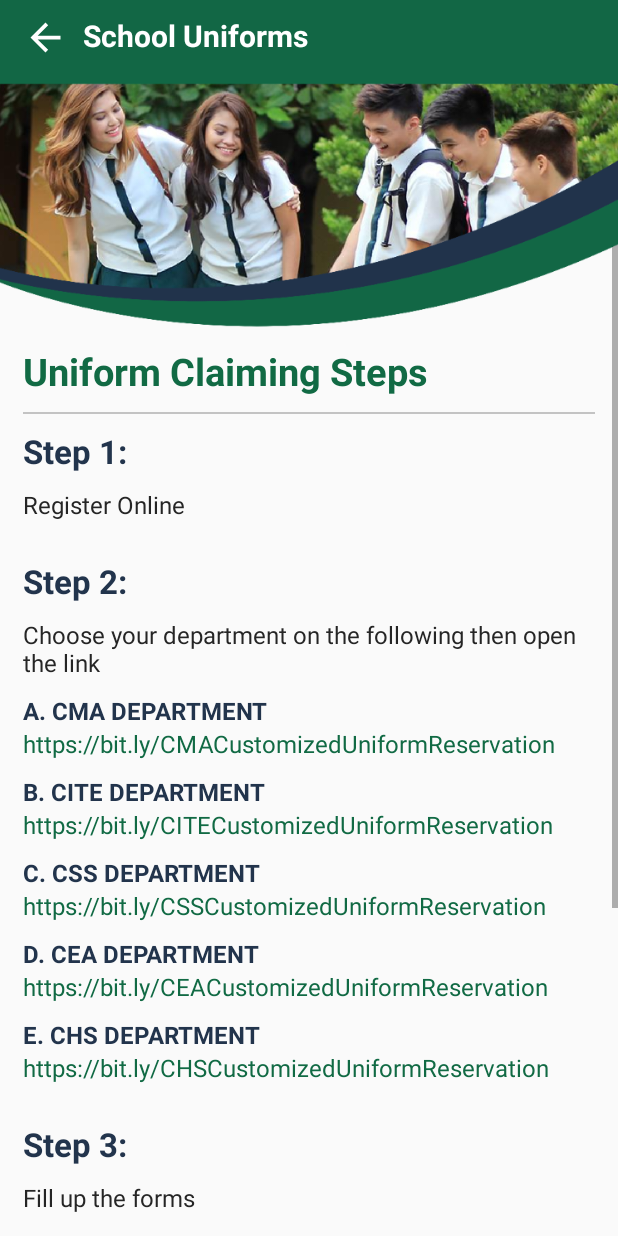
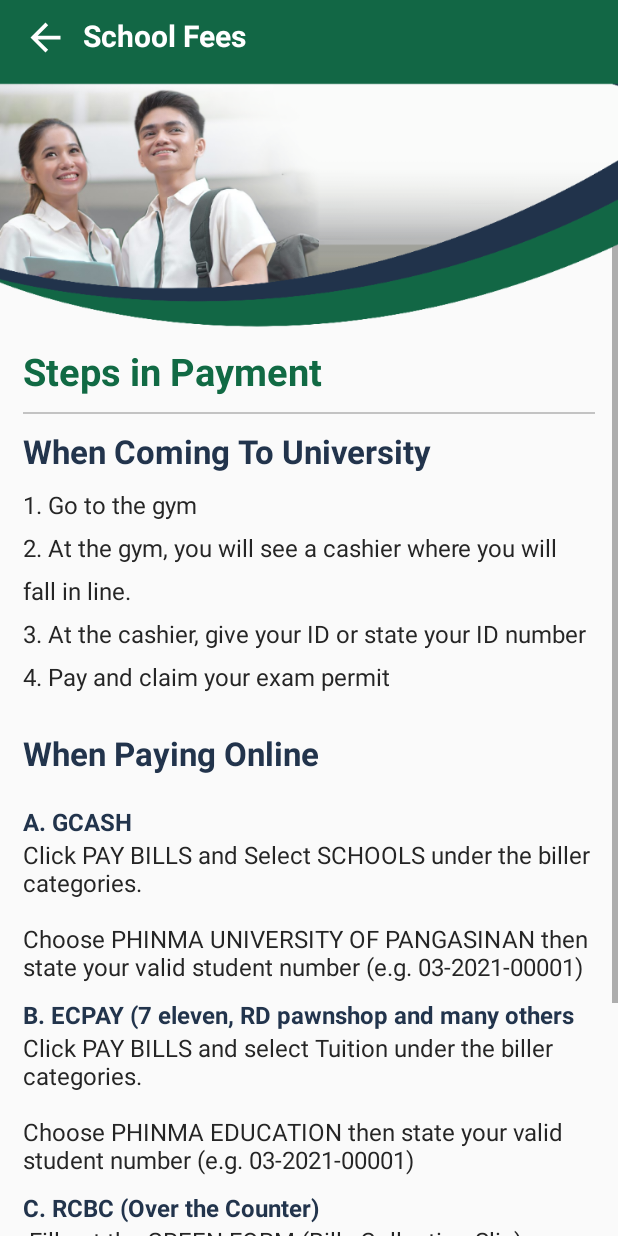
Before and after one commit to uppercaseguy2/android_PHINMAUPangGuide, an Android app: the layout activity_pay_fees.xml on its own in the app's theme, with its tools: preview values and no code run, on a phone screen of 412 x 824 dp. Run offline under Robolectric (Android 15) with nearby library versions, the phone set to English and light mode, and no system bars.

Commit message:
accomplish needed activities

```diff
--- a/app/src/main/res/layout/activity_claim_uniform.xml
+++ b/app/src/main/res/layout/activity_pay_fees.xml
@@ -4,8 +4,7 @@
     xmlns:tools="http://schemas.android.com/tools"
     android:layout_width="match_parent"
     android:layout_height="match_parent"
-    tools:context=".ClaimUniformActivity">
-
+    tools:context=".PayFeesActivity">
     <ImageButton
         android:id="@+id/btn_return"
         android:layout_width="30dp"
@@ -26,7 +25,7 @@
         android:layout_marginStart="10dp"
         android:layout_marginTop="10dp"
 
-        android:text="School Uniforms"
+        android:text="School Fees"
         android:textColor="@color/white"
         android:textSize="20sp"
         android:textStyle="bold"
@@ -39,7 +38,7 @@
         android:adjustViewBounds="true"
         android:elevation="2dp"
         android:scaleType="fitXY"
-        android:src="@drawable/header_uniform"
+        android:src="@drawable/header_fees"
         app:layout_constraintEnd_toEndOf="parent"
         app:layout_constraintHorizontal_bias="0.5"
         app:layout_constraintStart_toStartOf="parent"
@@ -54,261 +53,154 @@
         android:orientation="vertical">
 
 
-    <TextView
+        <TextView
         android:layout_width="match_parent"
         android:layout_height="wrap_content"
         android:paddingStart="15dp"
         android:paddingTop="230dp"
         android:paddingBottom="10dp"
-        android:text="Uniform Claiming Steps"
+        android:text="Steps in Payment"
         android:textColor="@color/upang_green"
         android:textSize="25sp"
         android:textStyle="bold" />
-    <View
+
+        <View
         android:layout_width="match_parent"
         android:layout_height="1dp"
         android:layout_marginHorizontal="15dp"
         android:layout_marginBottom="10dp"
         android:background="@color/upang_lightgray" />
 
-
-        <!-- Step 1 -->
+        <!-- University Pay -->
         <TextView
             android:layout_width="match_parent"
             android:layout_height="wrap_content"
             android:paddingStart="15dp"
             android:paddingBottom="10dp"
-            android:text="Step 1:"
+            android:text="When Coming To University"
             android:textColor="@color/upang_blue"
             android:textSize="22sp"
             android:textStyle="bold" />
+        <!-- University Pay Steps -->
         <TextView
             android:layout_width="match_parent"
             android:layout_height="wrap_content"
             android:layout_marginHorizontal="15dp"
-            android:text="Register Online"
+            android:layout_marginBottom="15dp"
+            android:text="1. Go to the gym
+\n2. At the gym, you will see a cashier where you will fall in line.
+\n3. At the cashier, give your ID or state your ID number
+\n4. Pay and claim your exam permit"
+            android:lineSpacingExtra="10dp"
             android:textColor="@color/black"
             android:textSize="16sp"
             />
 
-        <!-- Step 2 -->
+
+        <!-- Online Pay -->
         <TextView
-            android:layout_marginTop="15dp"
             android:layout_width="match_parent"
             android:layout_height="wrap_content"
             android:paddingStart="15dp"
             android:paddingVertical="10dp"
-            android:text="Step 2:"
+            android:paddingBottom="10dp"
+            android:text="When Paying Online"
             android:textColor="@color/upang_blue"
             android:textSize="22sp"
-            android:textStyle="bold"
-            android:singleLine="false"/>
-        <TextView
-            android:layout_width="match_parent"
-            android:layout_height="wrap_content"
-            android:layout_marginHorizontal="15dp"
-            android:text="Choose your department on the following then open the link"
-            android:textColor="@color/black"
-            android:textSize="16sp"
-            />
-
-        <!-- A -->
+            android:textStyle="bold" />
+        <!-- Online Pay A -->
         <TextView
             android:layout_width="match_parent"
             android:layout_height="wrap_content"
             android:layout_marginHorizontal="15dp"
             android:layout_marginTop="10dp"
-            android:text="A. CMA DEPARTMENT"
+            android:text="A. GCASH"
             android:textSize="16sp"
             android:textStyle="bold"
             android:textColor="@color/upang_blue"
             android:singleLine="false"
             />
         <TextView
-            android:id="@+id/link_cma"
             android:layout_width="match_parent"
             android:layout_height="wrap_content"
             android:layout_marginHorizontal="15dp"
-            android:text="https://bit.ly/CMACustomizedUniformReservation"
-            android:textColor="@color/upang_green"
+            android:text="Click PAY BILLS and Select SCHOOLS under the biller categories.
+\n\nChoose PHINMA UNIVERSITY OF PANGASINAN then state your valid student number (e.g. 03-2021-00001)"
+            android:textColor="@color/black"
             android:textSize="16sp"
             android:singleLine="false"
+
             />
-        <!-- B -->
+        <!-- Online Pay B -->
         <TextView
             android:layout_width="match_parent"
             android:layout_height="wrap_content"
             android:layout_marginHorizontal="15dp"
             android:layout_marginTop="10dp"
-            android:text="B. CITE DEPARTMENT"
+            android:text="B. ECPAY (7 eleven, RD pawnshop and many others"
             android:textSize="16sp"
             android:textStyle="bold"
             android:textColor="@color/upang_blue"
             android:singleLine="false"
             />
         <TextView
-            android:id="@+id/link_cite"
             android:layout_width="match_parent"
             android:layout_height="wrap_content"
             android:layout_marginHorizontal="15dp"
-            android:text="https://bit.ly/CITECustomizedUniformReservation"
-            android:textColor="@color/upang_green"
+            android:text="Click PAY BILLS and select Tuition under the biller categories.
+\n\nChoose PHINMA EDUCATION then state your valid student number (e.g. 03-2021-00001)"
+            android:textColor="@color/black"
             android:textSize="16sp"
             android:singleLine="false"
             />
-        <!-- C -->
+        <!-- Online Pay C -->
         <TextView
             android:layout_width="match_parent"
             android:layout_height="wrap_content"
             android:layout_marginHorizontal="15dp"
             android:layout_marginTop="10dp"
-            android:text="C. CSS DEPARTMENT"
+            android:text="C. RCBC (Over the Counter)"
             android:textSize="16sp"
             android:textStyle="bold"
             android:textColor="@color/upang_blue"
             android:singleLine="false"
             />
         <TextView
-            android:id="@+id/link_css"
             android:layout_width="match_parent"
             android:layout_height="wrap_content"
             android:layout_marginHorizontal="15dp"
-            android:text="https://bit.ly/CSSCustomizedUniformReservation"
-            android:textColor="@color/upang_green"
+            android:text=" Fill out the GREEN FORM (Bills Collection Slip)
+\n\nOnline banking: Go to PAY BILLS and select the BILLER under biller categories and Choose UNIVERSITY OF PANGASINAN INC."
+            android:textColor="@color/black"
             android:textSize="16sp"
             android:singleLine="false"
             />
-
-        <!-- D -->
+        <!-- Online Pay D -->
         <TextView
             android:layout_width="match_parent"
             android:layout_height="wrap_content"
             android:layout_marginHorizontal="15dp"
             android:layout_marginTop="10dp"
-            android:text="D. CEA DEPARTMENT"
+            android:text="D. CHINABANK"
             android:textSize="16sp"
             android:textStyle="bold"
             android:textColor="@color/upang_blue"
             android:singleLine="false"
             />
         <TextView
-            android:id="@+id/link_cea"
             android:layout_width="match_parent"
             android:layout_height="wrap_content"
             android:layout_marginHorizontal="15dp"
-            android:text="https://bit.ly/CEACustomizedUniformReservation"
-            android:textColor="@color/upang_green"
+            android:text="Account name: UNIVERSITY OF PANGASINAN INC.
+\nAccount number: 3690-1027-13"
+            android:textColor="@color/black"
             android:textSize="16sp"
             android:singleLine="false"
-            />
-        <!-- E -->
-        <TextView
-            android:layout_width="match_parent"
-            android:layout_height="wrap_content"
-            android:layout_marginHorizontal="15dp"
-            android:layout_marginTop="10dp"
-            android:text="E. CHS DEPARTMENT"
-            android:textSize="16sp"
-            android:textStyle="bold"
-            android:textColor="@color/upang_blue"
-            android:singleLine="false"
-            />
-        <TextView
-            android:id="@+id/link_chs"
-            android:layout_width="match_parent"
-            android:layout_height="wrap_content"
-            android:layout_marginHorizontal="15dp"
-            android:text="https://bit.ly/CHSCustomizedUniformReservation"
-            android:textColor="@color/upang_green"
-            android:textSize="16sp"
-            android:singleLine="false"
-            />
-
-        <!-- Step 3 -->
-        <TextView
-            android:layout_marginTop="15dp"
-            android:layout_width="match_parent"
-            android:layout_height="wrap_content"
-            android:paddingStart="15dp"
-            android:paddingVertical="10dp"
-            android:text="Step 3:"
-            android:textColor="@color/upang_blue"
-            android:textSize="22sp"
-            android:textStyle="bold"
-            android:singleLine="false"/>
-        <TextView
-            android:layout_width="match_parent"
-            android:layout_height="wrap_content"
-            android:layout_marginHorizontal="15dp"
-            android:text="Fill up the forms"
-            android:textColor="@color/black"
-            android:textSize="16sp"
-            />
-        <!-- Step 4 -->
-        <TextView
-            android:layout_marginTop="15dp"
-            android:layout_width="match_parent"
-            android:layout_height="wrap_content"
-            android:paddingStart="15dp"
-            android:paddingVertical="10dp"
-            android:text="Step 4:"
-            android:textColor="@color/upang_blue"
-            android:textSize="22sp"
-            android:textStyle="bold"
-            android:singleLine="false"/>
-        <TextView
-            android:layout_width="match_parent"
-            android:layout_height="wrap_content"
-            android:layout_marginHorizontal="15dp"
-            android:text="Go to PHINMA University of Pangasinan and go to CMA Department 1st floor"
-            android:textColor="@color/black"
-            android:textSize="16sp"
-            />
-        <!-- Step 5 -->
-        <TextView
-            android:layout_marginTop="15dp"
-            android:layout_width="match_parent"
-            android:layout_height="wrap_content"
-            android:paddingStart="15dp"
-            android:paddingVertical="10dp"
-            android:text="Step 5:"
-            android:textColor="@color/upang_blue"
-            android:textSize="22sp"
-            android:textStyle="bold"
-            android:singleLine="false"/>
-        <TextView
-            android:layout_width="match_parent"
-            android:layout_height="wrap_content"
-            android:layout_marginHorizontal="15dp"
-            android:text="Fall in line with the designated room and show your ID in the counter"
-            android:textColor="@color/black"
-            android:textSize="16sp"
-            />
-        <!-- Step 6 -->
-        <TextView
-            android:layout_marginTop="15dp"
-            android:layout_width="match_parent"
-            android:layout_height="wrap_content"
-            android:paddingStart="15dp"
-            android:paddingVertical="10dp"
-            android:text="Step 6:"
-            android:textColor="@color/upang_blue"
-            android:textSize="22sp"
-            android:textStyle="bold"
-            android:singleLine="false"/>
-        <TextView
-            android:layout_width="match_parent"
-            android:layout_height="wrap_content"
-            android:layout_marginHorizontal="15dp"
-            android:text="Claim your uniforms"
-            android:textColor="@color/black"
-            android:textSize="16sp"
-            android:layout_marginBottom="15dp"
+            android:layout_marginBottom="30dp"
             />
 
     </LinearLayout>
+
     </ScrollView>
 
-
-
 </androidx.constraintlayout.widget.ConstraintLayout>
```
Also changed, not shown: app/src/main/AndroidManifest.xml (+9 -0 lines), app/src/main/java/com/teamuppercaseguy2/android_PHINMAUPangGuide/CampusAdapter.java (added, +76 -0 lines), app/src/main/java/com/teamuppercaseguy2/android_PHINMAUPangGuide/CampusModel.java (added, +20 -0 lines), app/src/main/java/com/teamuppercaseguy2/android_PHINMAUPangGuide/HelpSelectActivity.java (+8 -0 lines), app/src/main/java/com/teamuppercaseguy2/android_PHINMAUPangGuide/InsideCampusActivity.java (added, +43 -0 lines), app/src/main/java/com/teamuppercaseguy2/android_PHINMAUPangGuide/PayFeesActivity.java (added, +18 -0 lines), app/src/main/java/com/teamuppercaseguy2/android_PHINMAUPangGuide/ViewImage.java (added, +43 -0 lines), app/src/main/res/drawable/fg_fade_to_green.xml (added, +9 -0 lines), app/src/main/res/layout/activity_inside_campus.xml (added, +51 -0 lines), app/src/main/res/layout/activity_view_image.xml (added, +46 -0 lines), app/src/main/res/layout/item_recycler_campus.xml (added, +45 -0 lines), app/src/main/res/drawable/img_basiced.jpg (added), app/src/main/res/drawable/img_campus.png (added), app/src/main/res/drawable/img_cite.jpg (added), 5 more files.
